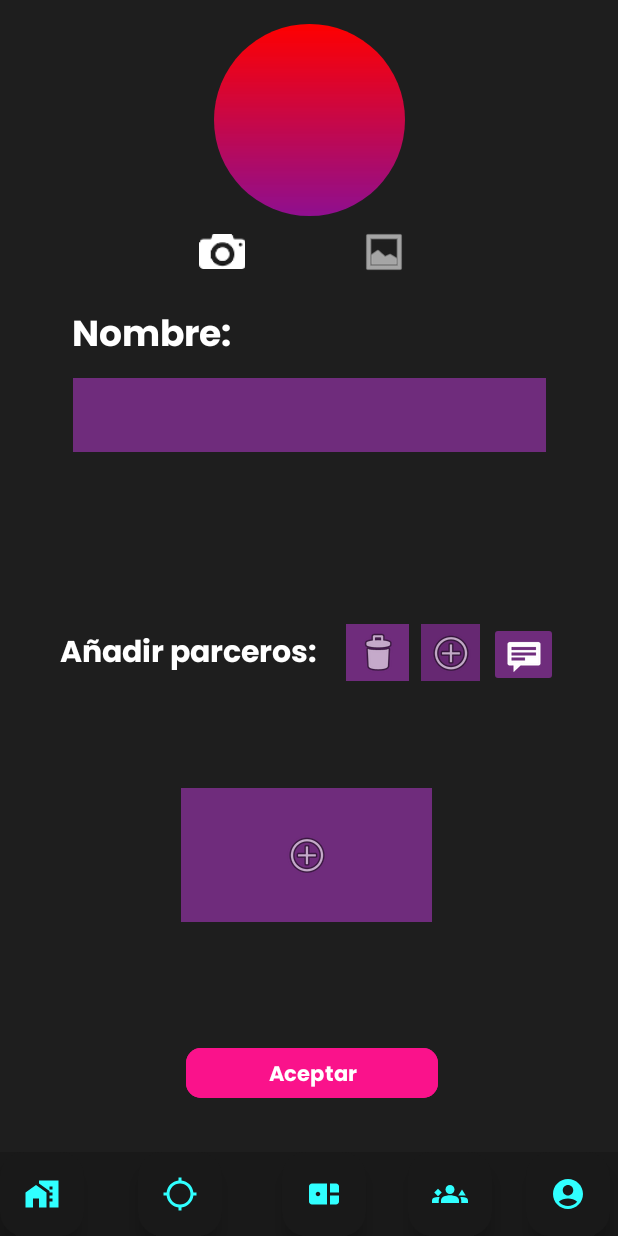
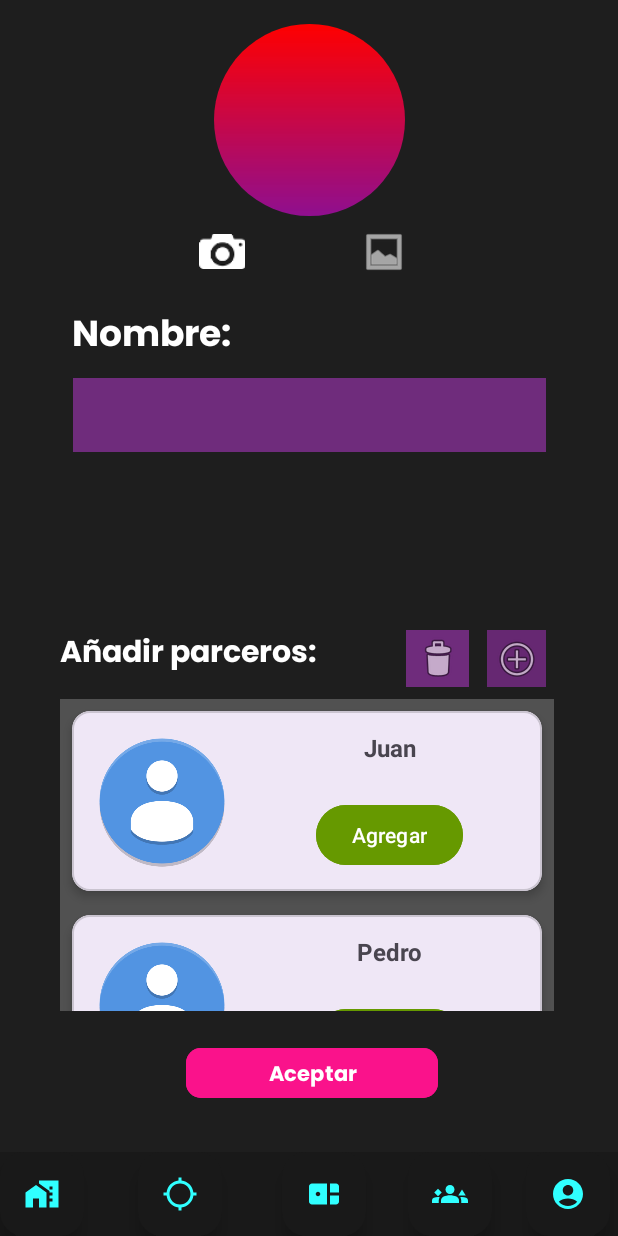
Before and after one commit to Exynix/DiscoTec-Mobile, an Android app: the CrearMiParcheActivity screen opened directly, with no data from a screen before it, on a phone screen of 412 x 824 dp. Run offline under Robolectric (Android 15) with nearby library versions, the phone set to English and light mode, and no system bars; pictures from the network do not load; Roboto replaces fonts that are not available here.

Commit message:
Adapter parceros

```diff
--- a/app/src/main/java/com/example/myapplication/CrearMiParcheActivity.kt
+++ b/app/src/main/java/com/example/myapplication/CrearMiParcheActivity.kt
@@ -13,14 +13,16 @@ import android.os.Environment
 import android.provider.ContactsContract
 import android.provider.MediaStore
 import android.util.Log
-import android.widget.Button
 import android.widget.ImageView
 import androidx.activity.result.contract.ActivityResultContracts
 import androidx.core.content.ContextCompat
 import androidx.core.content.FileProvider
 import androidx.core.view.isVisible
+import androidx.recyclerview.widget.LinearLayoutManager
+import com.example.myapplication.adapter.ParceroAdapter
 import com.example.myapplication.databinding.ActivityCrearMiParcheBinding
 import com.google.android.material.snackbar.Snackbar
+import org.json.JSONObject
 import java.io.File
 import java.io.IOException
 import java.text.DateFormat
@@ -37,20 +39,9 @@ class CrearMiParcheActivity : AppCompatActivity() {
     private val getSimplePermission = registerForActivityResult(
         ActivityResultContracts.RequestPermission()) {
         updateUICamara(it)
-        updateUIContact(it)
-
     }
-    val projection = arrayOf(
-        ContactsContract.Contacts._ID,
-        ContactsContract.Contacts.DISPLAY_NAME_PRIMARY,
-        ContactsContract.Contacts.STARRED,
-        ContactsContract.Contacts.PHOTO_URI)
-    var pictureImagePath: Uri? = null
+    private var pictureImagePath: Uri? = null
     //var imageViewContainer: ImageView? = null
-    val filter = "${ContactsContract.Contacts.DISPLAY_NAME_PRIMARY} IS NOT NULL"
-    val order = "${ContactsContract.Contacts.DISPLAY_NAME_PRIMARY} COLLATE NOCASE"
-    lateinit var adapter: ContactInfoAdapterActivity
-
 
     private val cameraActivityResultLauncher = registerForActivityResult(
         ActivityResultContracts.StartActivityForResult()) { result ->
@@ -82,26 +73,16 @@ class CrearMiParcheActivity : AppCompatActivity() {
 
         binding = ActivityCrearMiParcheBinding.inflate(layoutInflater)
         setContentView(binding.root)
-
-        binding.listaContactos.isVisible = false
        // imageViewContainer = binding.imageView
 
         binding.camera.setOnClickListener {
             logger.info("Se va a solicitar el permiso")
-            verifyPermissionsCam(this, android.Manifest.permission.CAMERA, "El permiso es requerido para acceder a la camara")
+            verifyPermissionsCam(this, Manifest.permission.CAMERA, "El permiso es requerido para acceder a la camara")
         }
         binding.gallery.setOnClickListener {
             val pickGalleryImage = Intent(Intent.ACTION_PICK)
             pickGalleryImage.type = "image/*"
             galleryActivityResultLauncher.launch(pickGalleryImage)
-        }
-        binding.addParcero.setOnClickListener {
-            adapter = ContactInfoAdapterActivity(this, null)
-            binding.listaContactos.adapter = adapter
-            verifyPermissionsCon(this, android.Manifest.permission.READ_CONTACTS, "El permiso es requerido para acceder a los contactos")
-            binding.listaContactos.isVisible = true
-            binding.addParcero.isVisible = false
-
         }
         binding.paginaPrincipioBtn.setOnClickListener {
             val intent = Intent(applicationContext, DashboardActivity::class.java)
@@ -118,7 +99,6 @@ class CrearMiParcheActivity : AppCompatActivity() {
             startActivity(intent)
         }
 
-
         binding.parcheBtn.setOnClickListener{
             val intent = Intent(applicationContext, CrearMiParcheActivity::class.java)
             startActivity(intent)
@@ -128,11 +108,19 @@ class CrearMiParcheActivity : AppCompatActivity() {
             val intent = Intent(applicationContext, PerfilActivity::class.java)
             startActivity(intent)
         }
-        binding.chat.setOnClickListener {
-            val intent = Intent(applicationContext, ChatMenuActivity::class.java)
-            startActivity(intent)
-        }
+        setup()
     }
+
+    private fun setup() {
+        initRecyclerView()
+    }
+
+    private fun initRecyclerView() {
+        val parceros: List<JSONObject> = listOf(JSONObject("""{"name": "Juan", "photo": ""}"""), JSONObject("""{"name": "Pedro", "photo": ""}"""), JSONObject("""{"name": "Pablo", "photo": ""}"""))
+        binding.listaContactos.layoutManager = LinearLayoutManager(this)
+        binding.listaContactos.adapter = ParceroAdapter(parceros)
+    }
+
     private fun verifyPermissionsCam(context: Context, permission: String, rationale: String) {
         when {
             ContextCompat.checkSelfPermission(context, permission) == PackageManager.PERMISSION_GRANTED -> {
@@ -165,42 +153,6 @@ class CrearMiParcheActivity : AppCompatActivity() {
             dipatchTakePictureIntent()
         }else{
             logger.warning("Permission denied")
-        }
-    }
-    private fun verifyPermissionsCon(context: Context, permission: String, rationale: String) {
-        when {
-            ContextCompat.checkSelfPermission(context, permission) == PackageManager.PERMISSION_GRANTED -> {
-                Snackbar.make(binding.root, "Ya tengo los permisos 😜", Snackbar.LENGTH_LONG).show()
-                updateUIContact(true)
-                binding.listaContactos.isVisible = true
-                binding.addParcero.isVisible = false
-            }
-            shouldShowRequestPermissionRationale(permission) -> {
-                // Mostramos un snackbar con la justificación del permiso y una vez desaparezca volvemos a solicitarlo
-                val snackbar = Snackbar.make(binding.root, rationale, Snackbar.LENGTH_LONG)
-                snackbar.addCallback(object : Snackbar.Callback() {
-                    override fun onDismissed(snackbar: Snackbar, event: Int) {
-                        if (event == DISMISS_EVENT_TIMEOUT) {
-                            getSimplePermission.launch(permission)
-                        }
-                    }
-                })
-                snackbar.show()
-            }
-            else -> {
-                getSimplePermission.launch(permission)
-            }
-        }
-    }
-    fun updateUIContact(permission : Boolean) {
-        if(permission){
-            //granted
-            Log.i("Permission: ", "Granted")
-            // Assigning a cursor to init the adapter
-            val cursor: Cursor? = contentResolver.query(ContactsContract.Contacts.CONTENT_URI, projection, filter, null, order)
-            adapter.changeCursor(cursor)
-        }else{
-            Log.i("Permission: ", "Denied")
         }
     }
     fun dipatchTakePictureIntent() {
--- /dev/null
+++ b/app/src/main/java/com/example/myapplication/adapter/ParceroAdapter.kt
@@ -0,0 +1,21 @@
+package com.example.myapplication.adapter
+
+import android.view.LayoutInflater
+import android.view.ViewGroup
+import androidx.recyclerview.widget.RecyclerView
+import com.example.myapplication.R
+import org.json.JSONObject
+
+class ParceroAdapter(private val parceros: List<JSONObject>) : RecyclerView.Adapter<ParceroViewHolder>() {
+    override fun onCreateViewHolder(parent: ViewGroup, viewType: Int): ParceroViewHolder {
+        val layouteInflater = LayoutInflater.from(parent.context)
+        return ParceroViewHolder(layouteInflater.inflate(R.layout.info_usuario, parent, false))
+    }
+
+    override fun onBindViewHolder(holder: ParceroViewHolder, position: Int) {
+        holder.render(parceros[position])
+    }
+
+    override fun getItemCount(): Int = parceros.size
+
+}
--- /dev/null
+++ b/app/src/main/java/com/example/myapplication/adapter/ParceroViewHolder.kt
@@ -0,0 +1,38 @@
+package com.example.myapplication.adapter
+
+import android.graphics.Color
+import android.net.Uri
+import android.view.View
+import android.widget.Toast
+import androidx.recyclerview.widget.RecyclerView
+import com.example.myapplication.R
+import com.example.myapplication.databinding.InfoUsuarioBinding
+import org.json.JSONObject
+
+class ParceroViewHolder (view: View) : RecyclerView.ViewHolder(view) {
+
+    private val binding = InfoUsuarioBinding.bind(view)
+
+    fun render(parcero: JSONObject) {
+        binding.contactName.text = parcero.getString("name")
+        var selected = false
+        binding.buttonPhone.setOnClickListener {
+            Toast.makeText(binding.root.context, "Llamando a ${parcero.getString("name")}", Toast.LENGTH_SHORT).show()
+            selected = !selected
+            if (selected) {
+                binding.buttonPhone.text = "Eliminar"
+                binding.buttonPhone.setBackgroundColor(Color.RED)
+            } else {
+                binding.buttonPhone.text = "Agregar"
+                binding.buttonPhone.setBackgroundColor(android.R.color.holo_green_dark.hashCode())
+            }
+        }
+        val photoUri = parcero.getString("photo")
+        if (photoUri == "") {
+            // Si no hay foto de avatar, podemos mostrar una imagen predeterminada
+            binding.contactPhoto.setImageResource(R.drawable.default_avatar)
+        } else {
+            binding.contactPhoto.setImageURI(Uri.parse(photoUri))
+        }
+    }
+}
--- a/app/src/main/res/layout/activity_crear_mi_parche.xml
+++ b/app/src/main/res/layout/activity_crear_mi_parche.xml
@@ -67,16 +67,7 @@
         app:layout_constraintBottom_toBottomOf="parent"
         app:layout_constraintStart_toStartOf="parent">
 
-        <ImageButton
-            android:id="@+id/addParcero"
-            android:layout_width="167dp"
-            android:layout_height="89dp"
-            android:layout_gravity="center"
-
-            android:background="#6F2C7C"
-            android:src="@android:drawable/ic_menu_add" />
-
-        <ListView
+        <androidx.recyclerview.widget.RecyclerView
             android:id="@+id/listaContactos"
             android:layout_width="match_parent"
             android:layout_height="match_parent"
@@ -115,8 +106,8 @@
         android:id="@+id/eliminar"
         android:layout_width="42dp"
         android:layout_height="38dp"
-        android:layout_marginEnd="8dp"
-        android:layout_marginBottom="12dp"
+        android:layout_marginEnd="12dp"
+        android:layout_marginBottom="8dp"
         android:background="#6F2C7C"
         android:src="@android:drawable/ic_menu_delete"
         app:layout_constraintBottom_toTopOf="@+id/frameLayout"
@@ -126,8 +117,8 @@
         android:id="@+id/anadirParcero"
         android:layout_width="39dp"
         android:layout_height="38dp"
-        android:layout_marginEnd="92dp"
-        android:layout_marginBottom="12dp"
+        android:layout_marginEnd="48dp"
+        android:layout_marginBottom="8dp"
         android:background="#662872"
         android:src="@android:drawable/ic_menu_add"
         app:layout_constraintBottom_toTopOf="@+id/frameLayout"
@@ -247,15 +238,4 @@
 
     </androidx.constraintlayout.widget.ConstraintLayout>
 
-    <ImageButton
-        android:id="@+id/chat"
-        android:layout_width="46dp"
-        android:layout_height="43dp"
-        android:layout_marginEnd="40dp"
-        android:layout_marginBottom="8dp"
-        android:backgroundTint="#6F2C7C"
-        app:layout_constraintBottom_toTopOf="@+id/frameLayout"
-        app:layout_constraintEnd_toEndOf="parent"
-        app:srcCompat="@android:drawable/stat_notify_chat" />
-
 </androidx.constraintlayout.widget.ConstraintLayout>
--- a/app/src/main/res/layout/activity_contact_info_adapter.xml
+++ b/app/src/main/res/layout/info_usuario.xml
@@ -57,10 +57,12 @@
                 android:id="@+id/buttonPhone"
                 android:layout_width="wrap_content"
                 android:layout_height="wrap_content"
-                tools:text="@tools:sample/us_phones"
-                app:layout_constraintTop_toBottomOf="@+id/contactEmail"
+                android:layout_marginTop="4dp"
+                android:text="Agregar"
+                android:backgroundTint="@android:color/holo_green_dark"
+                app:layout_constraintEnd_toEndOf="parent"
                 app:layout_constraintStart_toStartOf="parent"
-                app:layout_constraintEnd_toEndOf="parent" />
+                app:layout_constraintTop_toBottomOf="@+id/contactEmail" />
 
             <ImageView
                 android:id="@+id/contactFav"
```
Also changed, not shown: app/src/main/java/com/example/myapplication/ContactInfoAdapterActivity.kt (deleted, +0 -63 lines).
